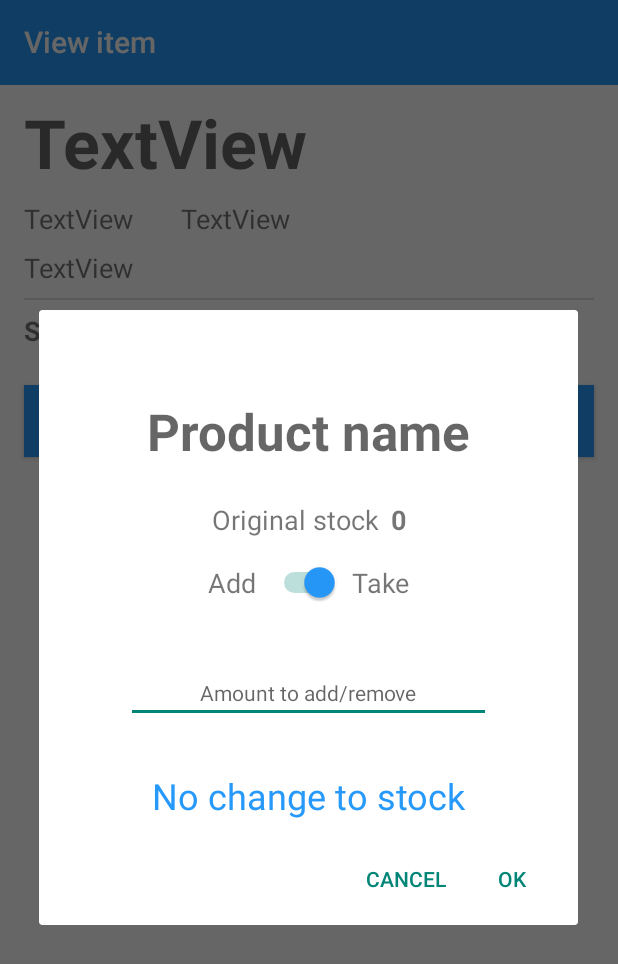
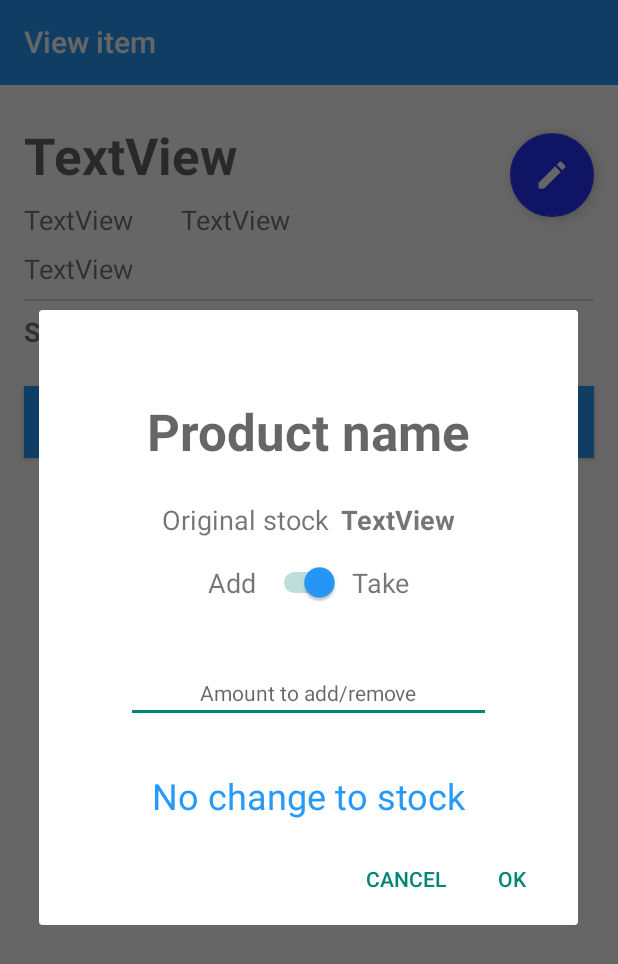
Before and after one commit to LittlePupper/EasyInventory, an Android app: the ViewItemActivity screen opened directly, with no data from a screen before it, after a tap on "MODIFY STOCK", on a phone screen of 412 x 824 dp. Shown: the top 964 px of the screen. Run offline under Robolectric (Android 15) with nearby library versions, the phone set to English and light mode, and no system bars; 8 statements that could not run were skipped.

Commit message:
All updates

```diff
--- a/app/src/main/AndroidManifest.xml
+++ b/app/src/main/AndroidManifest.xml
@@ -50,5 +50,10 @@
 
         </activity>
 
+        <activity android:name="cpsc3770.easyinventory.EditItemActivity"
+            android:label="EditItem">
+
+        </activity>
+
     </application>
 </manifest>
--- a/app/src/main/java/cpsc3770/easyinventory/EditItemDialog.java
+++ b/app/src/main/java/cpsc3770/easyinventory/EditItemDialog.java
@@ -91,7 +91,7 @@ public class EditItemDialog extends AppCompatDialogFragment implements Backgroun
                     @Override
                     public void onClick(DialogInterface dialog, int which) {
                         updateDatabase();
-                        listener.applyStockChange(databaseResult);
+                        listener.applyStockChange(newStockValue);
                     }
                 });
 
@@ -115,7 +115,7 @@ public class EditItemDialog extends AppCompatDialogFragment implements Backgroun
 
     // Does a thing in the calling activity (ViewItemActivity)
     public interface EditItemDialogListener {
-        void applyStockChange(String stock);
+        void applyStockChange(int newStockValue);
     }
 
     // Updates the new stock value text view
--- a/app/src/main/java/cpsc3770/easyinventory/ViewItemActivity.java
+++ b/app/src/main/java/cpsc3770/easyinventory/ViewItemActivity.java
@@ -8,6 +8,8 @@ import android.view.View;
 import android.widget.Button;
 import android.widget.TextView;
 
+import com.google.android.gms.common.api.CommonStatusCodes;
+
 public class ViewItemActivity extends AppCompatActivity implements EditItemDialog.EditItemDialogListener {
 
     private TextView textViewName;
@@ -16,10 +18,9 @@ public class ViewItemActivity extends AppCompatActivity implements EditItemDialo
     private TextView textViewPrice;
     private TextView textViewStock;
     private Button buttonModifyStock;
-
-    String[] productInfo;
-
+    private String[] productInfo;
     private String productID;
+    private Intent intent;
 
     protected void onCreate (Bundle savedInstanceState) {
 
@@ -50,20 +51,43 @@ public class ViewItemActivity extends AppCompatActivity implements EditItemDialo
         textViewStock.setText(productInfo[6]);
     }
 
-    public void openDialog(View v) {
+    @Override
+    public void applyStockChange(int newStockValue) {
+        textViewStock.setText(Integer.toString(newStockValue));
+    }
+
+    // On click for the "Modify Stock" button
+    public void modifyStock(View v) {
         Bundle args = new Bundle();
         args.putString("productID", productID);
         args.putString("productName", productInfo[1]);
-        args.putString("stock", productInfo[6]);
+        args.putString("stock", textViewStock.getText().toString());
         EditItemDialog editItemDialog = new EditItemDialog();
         editItemDialog.setArguments(args);
         editItemDialog.show(getSupportFragmentManager(), "Edit item dialog");
     }
 
+    // On click for the "Edit product" button
+    public void editItem(View v) {
+        Intent intent = new Intent(this, EditItemActivity.class);
+        intent.putExtra("productInfo", productInfo);
+        startActivityForResult(intent, 0);
+    }
+
+    // When EditItemActivity returns results
     @Override
-    public void applyStockChange(String stock) {
-        textViewStock.setText(stock);
-//        finish();
-//        startActivity(getIntent());
+    protected void onActivityResult(int requestCode, int resultCode, Intent data) {
+        if(requestCode==0) {
+            if(resultCode == CommonStatusCodes.SUCCESS) {
+                if(data!=null) {
+                    textViewName.setText(data.getStringExtra("productName"));
+                    textViewPrice.setText(data.getStringExtra("price"));
+                    textViewSize.setText(data.getStringExtra("size") + " " + data.getStringExtra("unit"));
+                    textViewDescription.setText(data.getStringExtra("description"));
+                } else {
+                    return;
+                }
+            }
+        }
     }
 }
--- /dev/null
+++ b/app/src/main/res/drawable/ic_edit_white_24dp.xml
@@ -0,0 +1,5 @@
+<vector android:height="24dp" android:tint="#FFFFFF"
+    android:viewportHeight="24.0" android:viewportWidth="24.0"
+    android:width="24dp" xmlns:android="http://schemas.android.com/apk/res/android">
+    <path android:fillColor="#FF000000" android:pathData="M3,17.25V21h3.75L17.81,9.94l-3.75,-3.75L3,17.25zM20.71,7.04c0.39,-0.39 0.39,-1.02 0,-1.41l-2.34,-2.34c-0.39,-0.39 -1.02,-0.39 -1.41,0l-1.83,1.83 3.75,3.75 1.83,-1.83z"/>
+</vector>
--- a/app/src/main/res/layout/activity_view_item.xml
+++ b/app/src/main/res/layout/activity_view_item.xml
@@ -7,6 +7,20 @@
     android:layout_width="match_parent"
     android:layout_height="match_parent"
     android:background="@color/white">
+
+    <android.support.design.widget.FloatingActionButton
+        android:id="@+id/editProduct"
+        android:layout_width="wrap_content"
+        android:layout_height="wrap_content"
+        android:layout_marginEnd="16dp"
+        android:layout_marginTop="8dp"
+        android:clickable="true"
+        android:onClick="editItem"
+        android:src="@drawable/ic_edit_white_24dp"
+        app:backgroundTint="@color/colorPrimaryDark"
+        app:fabSize="normal"
+        app:layout_constraintEnd_toEndOf="parent"
+        app:layout_constraintTop_toTopOf="@+id/textViewName" />
 
     <include
         layout="@layout/action_bar"
@@ -23,13 +37,16 @@
 
     <TextView
         android:id="@+id/textViewName"
-        android:layout_width="wrap_content"
-        android:layout_height="wrap_content"
+        android:layout_width="265dp"
+        android:layout_height="45dp"
+        android:layout_marginEnd="8dp"
         android:layout_marginStart="16dp"
-        android:layout_marginTop="8dp"
+        android:layout_marginTop="24dp"
         android:text="TextView"
-        android:textAppearance="@style/TextAppearance.AppCompat.Display2"
+        android:textAppearance="@style/TextAppearance.AppCompat.Display1"
         android:textStyle="bold"
+        app:layout_constraintEnd_toStartOf="@+id/editProduct"
+        app:layout_constraintHorizontal_bias="0.0"
         app:layout_constraintStart_toStartOf="parent"
         app:layout_constraintTop_toBottomOf="@+id/imageView" />
 
@@ -90,18 +107,21 @@
 
     <TextView
         android:id="@+id/stock"
-        android:layout_width="wrap_content"
-        android:layout_height="wrap_content"
+        android:layout_width="289dp"
+        android:layout_height="26dp"
+        android:layout_marginEnd="16dp"
         android:layout_marginStart="16dp"
         android:layout_marginTop="8dp"
         android:text="TextView"
         android:textSize="18sp"
+        app:layout_constraintEnd_toEndOf="parent"
+        app:layout_constraintHorizontal_bias="0.0"
         app:layout_constraintStart_toEndOf="@+id/stockLabel"
         app:layout_constraintTop_toBottomOf="@+id/view" />
 
     <Button
         android:id="@+id/modifyStockButton"
-        android:onClick="openDialog"
+        android:onClick="modifyStock"
         android:layout_width="0dp"
         android:layout_height="wrap_content"
         android:layout_marginEnd="16dp"
--- a/app/src/main/res/values/colors.xml
+++ b/app/src/main/res/values/colors.xml
@@ -1,8 +1,8 @@
 <?xml version="1.0" encoding="utf-8"?>
 <resources>
     <color name="colorPrimary">#2699fb</color>
-    <color name="colorPrimaryDark">#2634FB</color>
-    <color name="red">#Fb2626</color>
+    <color name="colorPrimaryDark">#2634fb</color>
+    <color name="red">#fb2626</color>
     <color name="white">#ffffff</color>
     <color name="textgrey">#535353</color>
 </resources>
```
Also changed, not shown: app/src/main/java/cpsc3770/easyinventory/BackgroundWorker.java (+49 -0 lines), app/src/main/java/cpsc3770/easyinventory/EditItemActivity.java (added, +92 -0 lines), app/src/main/res/layout/activity_edit_item.xml (added, +166 -0 lines), app/src/main/res/values/strings.xml (+13 -6 lines).
